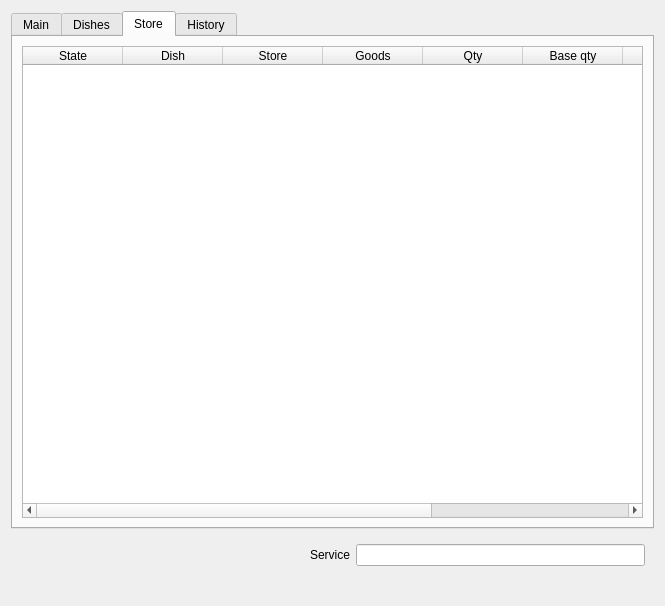
End1-1/Cafe5, file Forms/c5waiterorder.ui: the form before one commit.
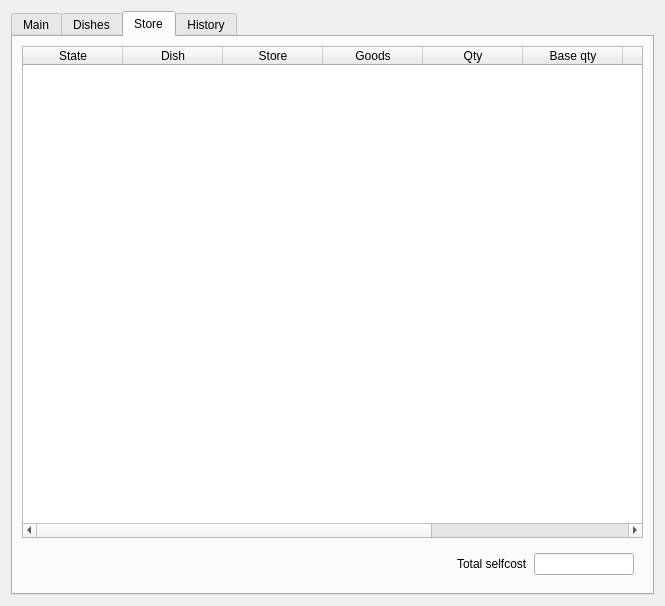
The form after the commit. The open tabs and pages were chosen to show the change. Icons and pictures are not drawn. Custom widgets are drawn as their Qt base class.

The edit to the form file:
```diff
--- a/Forms/c5waiterorder.ui
+++ b/Forms/c5waiterorder.ui
@@ -416,6 +416,20 @@
          </property>
         </spacer>
        </item>
+       <item row="14" column="0">
+        <widget class="QLabel" name="lbService">
+         <property name="text">
+          <string>Service</string>
+         </property>
+        </widget>
+       </item>
+       <item row="14" column="1">
+        <widget class="C5LineEdit" name="leService">
+         <property name="readOnly">
+          <bool>true</bool>
+         </property>
+        </widget>
+       </item>
       </layout>
      </widget>
      <widget class="QWidget" name="tabDishes">
@@ -582,6 +596,45 @@
          </column>
         </widget>
        </item>
+       <item>
+        <widget class="QWidget" name="widget" native="true">
+         <layout class="QHBoxLayout" name="horizontalLayout_3">
+          <item>
+           <spacer name="horizontalSpacer">
+            <property name="orientation">
+             <enum>Qt::Horizontal</enum>
+            </property>
+            <property name="sizeHint" stdset="0">
+             <size>
+              <width>426</width>
+              <height>20</height>
+             </size>
+            </property>
+           </spacer>
+          </item>
+          <item>
+           <widget class="QLabel" name="label_18">
+            <property name="text">
+             <string>Total selfcost</string>
+            </property>
+           </widget>
+          </item>
+          <item>
+           <widget class="C5LineEdit" name="leSelfCost">
+            <property name="maximumSize">
+             <size>
+              <width>100</width>
+              <height>16777215</height>
+             </size>
+            </property>
+            <property name="readOnly">
+             <bool>true</bool>
+            </property>
+           </widget>
+          </item>
+         </layout>
+        </widget>
+       </item>
       </layout>
      </widget>
      <widget class="QWidget" name="tab_2">
@@ -627,53 +680,9 @@
      </widget>
     </widget>
    </item>
-   <item>
-    <widget class="QWidget" name="widget" native="true">
-     <property name="minimumSize">
-      <size>
-       <width>0</width>
-       <height>30</height>
-      </size>
-     </property>
-     <layout class="QGridLayout" name="gridLayout">
-      <item row="2" column="0">
-       <spacer name="horizontalSpacer">
-        <property name="orientation">
-         <enum>Qt::Horizontal</enum>
-        </property>
-        <property name="sizeHint" stdset="0">
-         <size>
-          <width>260</width>
-          <height>20</height>
-         </size>
-        </property>
-       </spacer>
-      </item>
-      <item row="1" column="1">
-       <widget class="QLabel" name="lbService">
-        <property name="text">
-         <string>Service</string>
-        </property>
-       </widget>
-      </item>
-      <item row="1" column="2">
-       <widget class="C5LineEdit" name="leService">
-        <property name="readOnly">
-         <bool>true</bool>
-        </property>
-       </widget>
-      </item>
-     </layout>
-    </widget>
-   </item>
   </layout>
  </widget>
  <customwidgets>
-  <customwidget>
-   <class>C5LineEdit</class>
-   <extends>QLineEdit</extends>
-   <header location="global">c5lineedit.h</header>
-  </customwidget>
   <customwidget>
    <class>C5TableWidget</class>
    <extends>QTableWidget</extends>
@@ -684,6 +693,11 @@
    <extends>QLineEdit</extends>
    <header location="global">c5dateedit.h</header>
   </customwidget>
+  <customwidget>
+   <class>C5LineEdit</class>
+   <extends>QLineEdit</extends>
+   <header location="global">c5lineedit.h</header>
+  </customwidget>
  </customwidgets>
  <resources>
   <include location="../resources/res.qrc"/>
```
